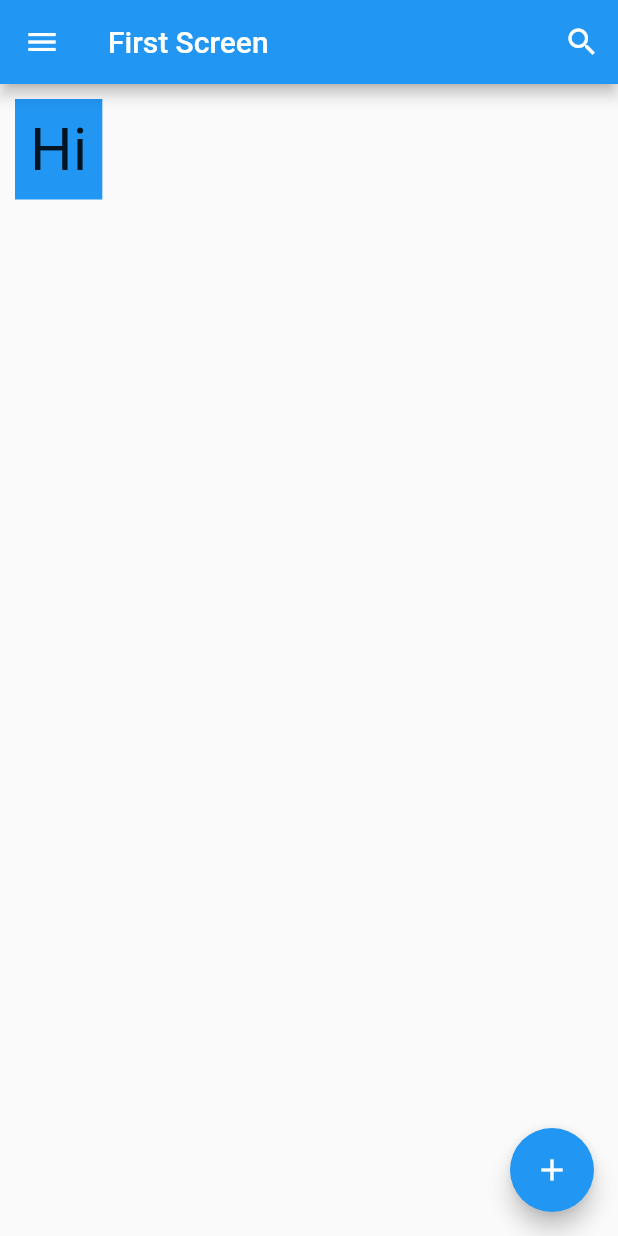
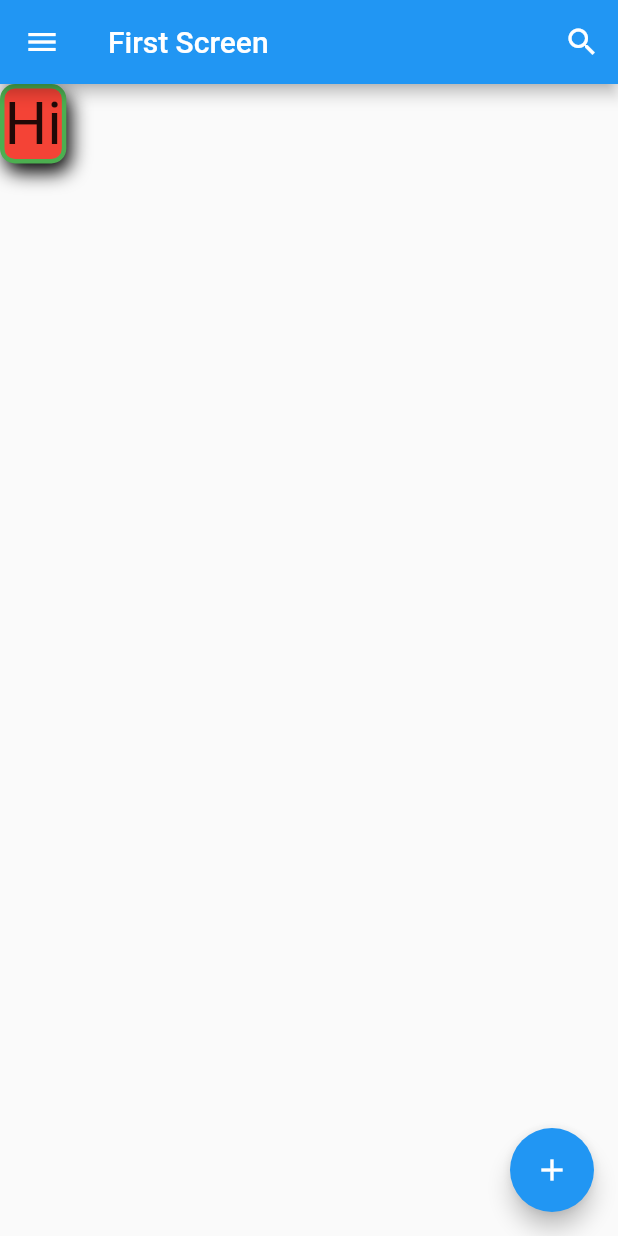
Before and after one commit to aldyhermawan1/Dicoding-Flutter-HelloWorld, a Flutter app: the screen it shows after launch, on a phone screen of 412 x 824 dp. Run offline on Flutter 3.47's test engine with Material 2 defaults, Android fonts, the phone set to English and light mode, and no system bars.

Commit message:
Container Decoration

```diff
--- a/lib/main.dart
+++ b/lib/main.dart
@@ -43,9 +43,18 @@ class FirstScreen extends StatelessWidget {
         ),
       ),
       body: Container(
-        color: Colors.blue,
-        padding: const EdgeInsets.all(10),
-        margin: const EdgeInsets.all(10),
+        decoration: BoxDecoration(
+          color: Colors.red,
+          border: Border.all(color: Colors.green, width: 3),
+          borderRadius: BorderRadius.circular(10),
+          boxShadow: const [
+            BoxShadow(
+              color: Colors.black,
+              offset: Offset(3, 6),
+              blurRadius: 10,
+            )
+          ]
+        ),
         child: const Text(
           'Hi',
           style: TextStyle(fontSize: 40),
```
